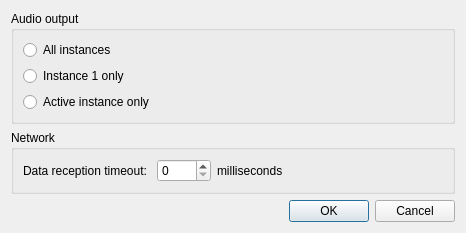
Qt form src/frontend/qt_sdl/MPSettingsDialog.ui (tjdduq23-droid/melonDS-1.1-korean) before a commit.
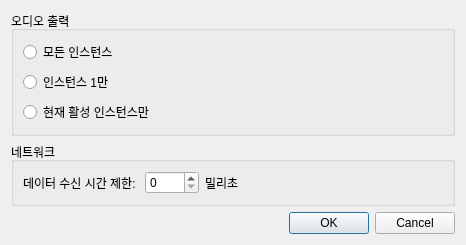
The same form after that commit.

Commit message: Add Korean settings and audio speed patch

Patch:
```diff
--- a/src/frontend/qt_sdl/MPSettingsDialog.ui
+++ b/src/frontend/qt_sdl/MPSettingsDialog.ui
@@ -17,27 +17,27 @@
    <item>
     <widget class="QGroupBox" name="groupBox">
      <property name="title">
-      <string>Audio output</string>
+      <string>오디오 출력</string>
      </property>
      <layout class="QGridLayout" name="gridLayout_2">
       <item row="1" column="0">
        <widget class="QRadioButton" name="rbAudioOneOnly">
         <property name="text">
-         <string>Instance 1 only</string>
+         <string>인스턴스 1만</string>
         </property>
        </widget>
       </item>
       <item row="0" column="0">
        <widget class="QRadioButton" name="rbAudioAll">
         <property name="text">
-         <string>All instances</string>
+         <string>모든 인스턴스</string>
         </property>
        </widget>
       </item>
       <item row="2" column="0">
        <widget class="QRadioButton" name="rbAudioActiveOnly">
         <property name="text">
-         <string>Active instance only</string>
+         <string>현재 활성 인스턴스만</string>
         </property>
        </widget>
       </item>
@@ -47,7 +47,7 @@
    <item>
     <widget class="QGroupBox" name="groupBox_2">
      <property name="title">
-      <string>Network</string>
+      <string>네트워크</string>
      </property>
      <layout class="QGridLayout" name="gridLayout">
       <item row="0" column="1">
@@ -72,7 +72,7 @@
       <item row="0" column="0">
        <widget class="QLabel" name="label">
         <property name="text">
-         <string>Data reception timeout: </string>
+         <string>데이터 수신 시간 제한: </string>
         </property>
        </widget>
       </item>
@@ -85,7 +85,7 @@
          </sizepolicy>
         </property>
         <property name="text">
-         <string>milliseconds</string>
+         <string>밀리초</string>
         </property>
        </widget>
       </item>
```
Left out of the diff: 2 changed lines with no effect on the pictures. The commit also changes 19 other files.
